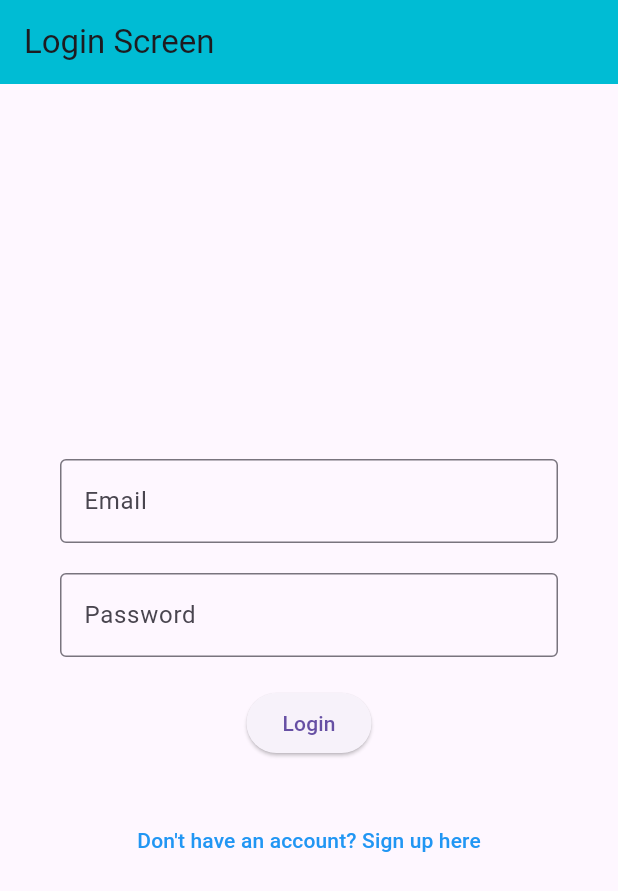
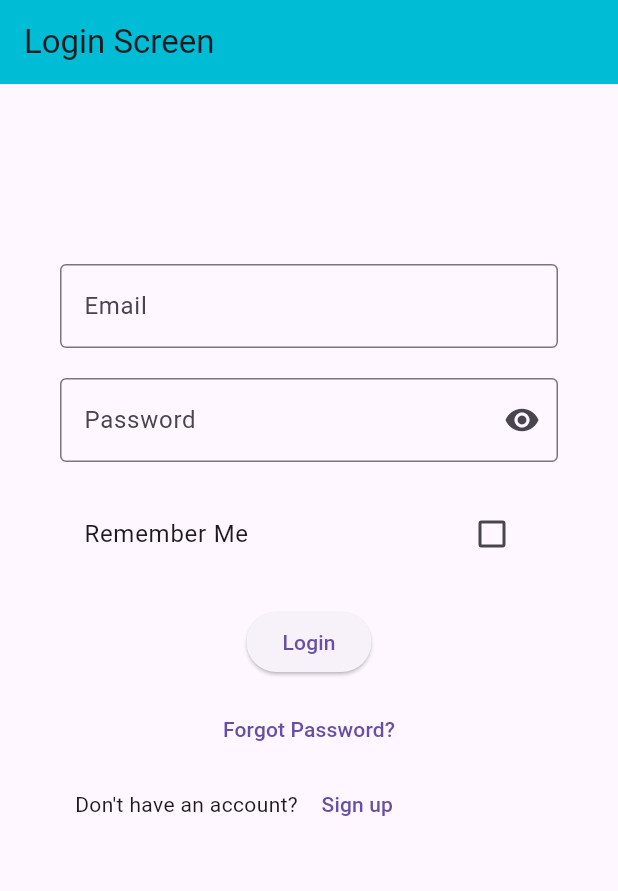
Before and after one commit to eternapaddler5/Field-Management-Mobile-Application, a Flutter app: the screen it shows after launch, on a phone screen of 412 x 824 dp. Shown: the top 891 px of the screen. Run offline on Flutter 3.47's test engine with Material 3 defaults, Android fonts, the phone set to English and light mode, and no system bars; our stand-ins replace cloud_firestore, firebase_auth, firebase_core; accounts and stored records are empty.

Commit message:
forgot_password_screen.dart added

```diff
--- a/lib/main.dart
+++ b/lib/main.dart
@@ -1,6 +1,7 @@
 import 'package:field_service_managemen_app/view/Technician_screen.dart';
 import 'package:field_service_managemen_app/view/admin_screen.dart';
 import 'package:field_service_managemen_app/view/customer_screen.dart';
+import 'package:field_service_managemen_app/view/forgot_password_screen.dart';
 import 'package:field_service_managemen_app/view/loginScreen.dart';
 import 'package:field_service_managemen_app/view/sign_up_screen.dart';
 import 'package:field_service_managemen_app/view/splashScreen.dart';
@@ -28,6 +29,8 @@
           '/adminScreen': (context) =>  const AdminScreen(),
           '/technicianScreen': (context) =>  const TechnicianScreen(),
           '/customerScreen': (context) =>  const CustomerScreen(),
+          '/forgotPasswordScreen': (context) => const ForgotPasswordScreen(),
+
         }
 
     );
--- a/lib/view/loginScreen.dart
+++ b/lib/view/loginScreen.dart
@@ -15,8 +15,16 @@ class _LoginScreenState extends State<LoginScreen> {
   final _emailController = TextEditingController();
   final _passwordController = TextEditingController();
 
+  bool _isLoading = false;  // For loading indicator
+  bool _rememberMe = false; // For Remember Me checkbox
+  bool _obscurePassword = true; // For Password visibility toggle
+
   Future<void> _login() async {
     if (_formKey.currentState!.validate()) {
+      setState(() {
+        _isLoading = true;
+      });
+
       try {
         UserCredential userCredential = await FirebaseAuth.instance.signInWithEmailAndPassword(
           email: _emailController.text,
@@ -30,6 +38,11 @@ class _LoginScreenState extends State<LoginScreen> {
 
         String role = userDoc['role'];
 
+        // Show success snackbar
+        ScaffoldMessenger.of(context).showSnackBar(
+          const SnackBar(content: Text('Login successful!')),
+        );
+
         if (role == 'Administrator') {
           Navigator.pushNamed(context, '/adminScreen');
         } else if (role == 'Technician') {
@@ -41,8 +54,18 @@ class _LoginScreenState extends State<LoginScreen> {
         ScaffoldMessenger.of(context).showSnackBar(
           SnackBar(content: Text('Login failed: ${e.toString()}')),
         );
+      } finally {
+        setState(() {
+          _isLoading = false;
+        });
       }
     }
+  }
+
+  void _togglePasswordVisibility() {
+    setState(() {
+      _obscurePassword = !_obscurePassword;
+    });
   }
 
   @override
@@ -53,8 +76,15 @@ class _LoginScreenState extends State<LoginScreen> {
         title: const Text("Login Screen"),
       ),
       body: Center(
-        child: Form(
+        child: _isLoading
+            ? const CircularProgressIndicator() // Loading spinner
+            : Form(
           key: _formKey,
+          child: ListView(
+            children: [
+
+              Padding(
+                padding: const EdgeInsets.symmetric(vertical: 110),
                 child: Column(
                   mainAxisAlignment: MainAxisAlignment.center,
                   children: [
@@ -81,10 +111,16 @@ class _LoginScreenState extends State<LoginScreen> {
                       padding: const EdgeInsets.symmetric(horizontal: 40, vertical: 10),
                       child: TextFormField(
                         controller: _passwordController,
-                  obscureText: true,
-                  decoration: const InputDecoration(
-                    border: OutlineInputBorder(),
+                        obscureText: _obscurePassword,
+                        decoration: InputDecoration(
+                          border: const OutlineInputBorder(),
                           labelText: 'Password',
+                          suffixIcon: IconButton(
+                            icon: Icon(
+                              _obscurePassword ? Icons.visibility : Icons.visibility_off,
+                            ),
+                            onPressed: _togglePasswordVisibility, // Toggle Password visibility
+                          ),
                         ),
                         validator: (value) {
                           if (value == null || value.isEmpty) {
@@ -96,19 +132,46 @@ class _LoginScreenState extends State<LoginScreen> {
                     ),
                     Padding(
                       padding: const EdgeInsets.symmetric(horizontal: 40, vertical: 10),
+                      child: CheckboxListTile(
+                        title: const Text("Remember Me"),
+                        value: _rememberMe,
+                        onChanged: (newValue) {
+                          setState(() {
+                            _rememberMe = newValue!;
+                          });
+                        },
+                      ),
+                    ),
+                    Padding(
+                      padding: const EdgeInsets.symmetric(horizontal: 40, vertical: 10),
                       child: ElevatedButton(
                         onPressed: _login,
                         child: const Text('Login'),
                       ),
                     ),
-              const SizedBox(height: 20),
                     TextButton(
                       onPressed: () {
-                  Navigator.pushNamed(context, '/signUpScreen'); // Route to Sign-Up
+                        Navigator.pushNamed(context, '/forgotPasswordScreen');
+                      },
+                      child: const Text("Forgot Password?"),
+                    ),
+                    const SizedBox(height: 2),
+                    Row(
+
+                      children: [
+                       const  SizedBox(width: 50),
+                        const Text("Don't have an account? "),
+                        TextButton(
+                          onPressed: () {
+                            Navigator.pushNamed(context, '/signUpScreen'); // Navigate to Sign-Up Screen
                           },
                           child: const Text(
-                  "Don't have an account? Sign up here",
-                  style: TextStyle(color: Colors.blue),
+                            "Sign up"
+                          ),
+                        ),
+                      ],
+                    ),
+                  ],
                 ),
               ),
             ],
--- a/lib/view/sign_up_screen.dart
+++ b/lib/view/sign_up_screen.dart
@@ -74,6 +74,7 @@ class _SignUpScreenState extends State<SignUpScreen> {
             key: _formKey,
             child: Column(
               children: [
+                const SizedBox(height: 65,),
                 TextFormField(
                   controller: _firstNameController,
                   decoration: const InputDecoration(
--- a/pubspec.yaml
+++ b/pubspec.yaml
@@ -37,6 +37,7 @@ dependencies:
   cupertino_icons: ^1.0.8
   firebase_core: ^3.4.1
   cloud_firestore: ^5.4.2
+  firebase_auth: ^5.3.0
 
 dev_dependencies:
   flutter_test:
@@ -48,7 +49,6 @@ dev_dependencies:
   # package. See that file for information about deactivating specific lint
   # rules and activating additional ones.
   flutter_lints: ^4.0.0
-  firebase_auth: ^5.2.1
   firebase_storage: ^12.3.0
 
 # For information on the generic Dart part of this file, see the
```
Also changed, not shown: lib/view/forgot_password_screen.dart (added, +96 -0 lines), pubspec.lock. Lines whose indentation alone changed are shown as unchanged.
